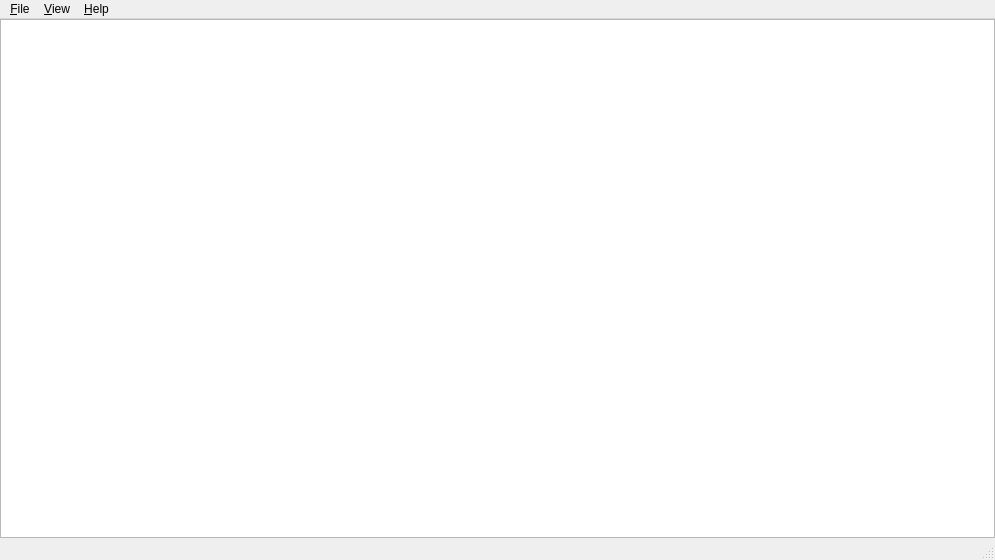
The window that src/gui/mainwindow.ui (august-alt/gpui) describes before a commit, drawn with Qt 5.
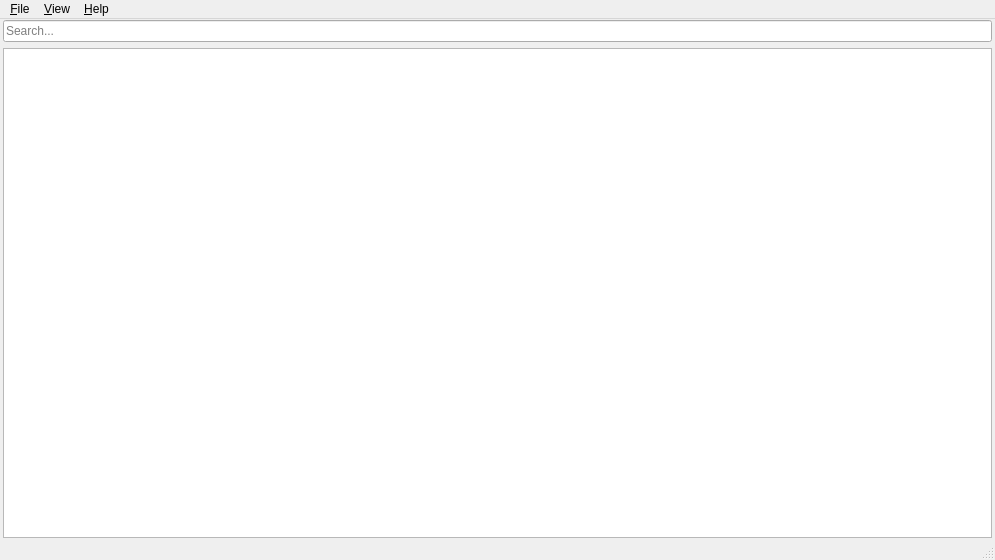
The same window after the commit. Icons and pictures are not drawn.

Commit message: feat: add search bar

```diff
--- a/src/gui/mainwindow.ui
+++ b/src/gui/mainwindow.ui
@@ -14,36 +14,58 @@
    <string>MainWindow</string>
   </property>
   <widget class="QWidget" name="centralwidget">
-   <layout class="QVBoxLayout" name="verticalLayout">
+   <layout class="QVBoxLayout" name="verticalLayout_2">
     <property name="leftMargin">
-     <number>0</number>
+     <number>3</number>
     </property>
     <property name="topMargin">
-     <number>0</number>
+     <number>1</number>
     </property>
     <property name="rightMargin">
-     <number>0</number>
+     <number>3</number>
     </property>
     <property name="bottomMargin">
      <number>0</number>
     </property>
     <item>
      <widget class="QSplitter" name="splitter">
-      <property name="sizePolicy">
-       <sizepolicy hsizetype="Expanding" vsizetype="Preferred">
-        <horstretch>2</horstretch>
-        <verstretch>0</verstretch>
-       </sizepolicy>
-      </property>
       <property name="orientation">
        <enum>Qt::Horizontal</enum>
       </property>
-      <property name="childrenCollapsible">
-       <bool>false</bool>
-      </property>
+      <widget class="QWidget" name="">
+       <layout class="QVBoxLayout" name="verticalLayout">
+        <item>
+         <widget class="QLineEdit" name="searchLineEdit">
+          <property name="sizePolicy">
+           <sizepolicy hsizetype="MinimumExpanding" vsizetype="Fixed">
+            <horstretch>0</horstretch>
+            <verstretch>0</verstretch>
+           </sizepolicy>
+          </property>
+          <property name="minimumSize">
+           <size>
+            <width>256</width>
+            <height>0</height>
+           </size>
+          </property>
+          <property name="maximumSize">
+           <size>
+            <width>16777215</width>
+            <height>16777215</height>
+           </size>
+          </property>
+          <property name="styleSheet">
+           <string notr="true"/>
+          </property>
+          <property name="placeholderText">
+           <string>Search...</string>
+          </property>
+         </widget>
+        </item>
+        <item>
       <widget class="QTreeView" name="treeView">
        <property name="sizePolicy">
-        <sizepolicy hsizetype="Fixed" vsizetype="Expanding">
+           <sizepolicy hsizetype="MinimumExpanding" vsizetype="Expanding">
          <horstretch>1</horstretch>
          <verstretch>0</verstretch>
         </sizepolicy>
@@ -57,6 +79,9 @@
        <property name="headerHidden">
         <bool>true</bool>
        </property>
+         </widget>
+        </item>
+       </layout>
       </widget>
      </widget>
     </item>
```
Lines whose indentation alone changed are shown as unchanged. The commit also changes 1 other file.
